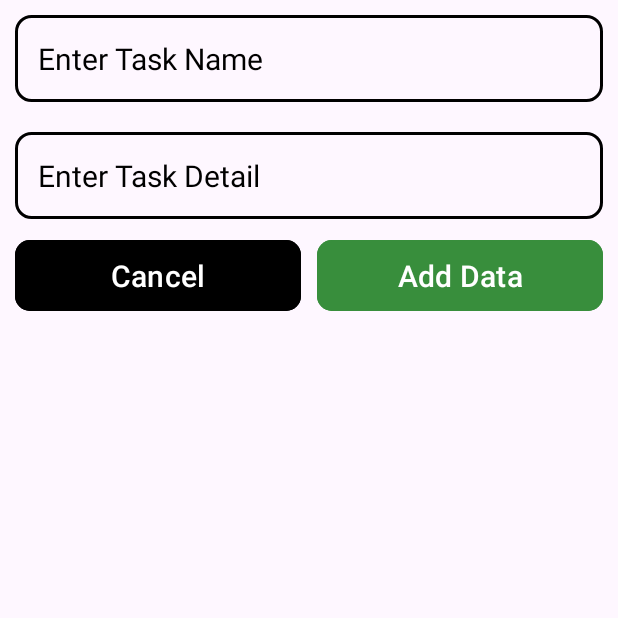
After one commit to aakash23praxins/Firebase, an Android app: the AddData screen opened directly, with no data from a screen before it, on a phone screen of 412 x 824 dp, the top half of it. The commit adds this screen. Run offline under Robolectric (Android 15) with nearby library versions, the phone set to English and light mode, and no system bars; our stand-ins replace Firebase (no records; nobody signed in at launch, a user with empty details on screens opened directly).

Commit message:
Data Insertion is done

```diff
--- /dev/null
+++ b/app/src/main/java/com/example/firebase/AddData.kt
@@ -0,0 +1,43 @@
+package com.example.firebase
+
+import android.os.Bundle
+import android.widget.Toast
+import androidx.appcompat.app.AppCompatActivity
+import com.example.firebase.databinding.ActivityAddDataBinding
+import com.google.firebase.database.FirebaseDatabase
+
+class AddData : AppCompatActivity() {
+    private lateinit var binding: ActivityAddDataBinding
+
+    private var database: FirebaseDatabase = FirebaseDatabase.getInstance()
+    private var reference = database.reference.child("MyTaskList")
+
+
+    override fun onCreate(savedInstanceState: Bundle?) {
+        super.onCreate(savedInstanceState)
+        binding = ActivityAddDataBinding.inflate(layoutInflater)
+        setContentView(binding.root)
+
+        binding.btnAdd.setOnClickListener {
+            val taskName = binding.edtGetName.text.toString()
+            val taskDetail = binding.edtGetTask.text.toString()
+            addTaskToDatabase(taskName, taskDetail)
+        }
+
+    }
+
+    private fun addTaskToDatabase(taskName: String, taskDetail: String) {
+        val userId = reference.push().key.toString()
+
+        val task = Task(userId, taskName, taskDetail)
+        reference.child(userId).setValue(task).addOnCompleteListener { task ->
+            if (task.isSuccessful) {
+                Toast.makeText(this, "Data Saved to database...", Toast.LENGTH_SHORT).show()
+                finish()
+            } else {
+                Toast.makeText(this, task.exception.toString(), Toast.LENGTH_SHORT).show()
+            }
+        }
+    }
+
+}
--- /dev/null
+++ b/app/src/main/res/drawable/ic_add.xml
@@ -0,0 +1,5 @@
+<vector xmlns:android="http://schemas.android.com/apk/res/android" android:height="24dp" android:tint="#000000" android:viewportHeight="24" android:viewportWidth="24" android:width="24dp">
+
+    <path android:fillColor="@android:color/white" android:pathData="M19,13h-6v6h-2v-6H5v-2h6V5h2v6h6v2z"/>
+
+</vector>
--- /dev/null
+++ b/app/src/main/res/drawable/ic_delete.xml
@@ -0,0 +1,5 @@
+<vector xmlns:android="http://schemas.android.com/apk/res/android" android:height="24dp" android:tint="#000000" android:viewportHeight="24" android:viewportWidth="24" android:width="24dp">
+
+    <path android:fillColor="@android:color/white" android:pathData="M16,9v10H8V9h8m-1.5,-6h-5l-1,1H5v2h14V4h-3.5l-1,-1zM18,7H6v12c0,1.1 0.9,2 2,2h8c1.1,0 2,-0.9 2,-2V7z"/>
+
+</vector>
--- /dev/null
+++ b/app/src/main/res/drawable/rounded_border.xml
@@ -0,0 +1,7 @@
+<?xml version="1.0" encoding="utf-8"?>
+<shape xmlns:android="http://schemas.android.com/apk/res/android">
+    <stroke
+        android:width="2dp"
+        android:color="@color/black" />
+    <corners android:radius="10dp" />
+</shape>
--- /dev/null
+++ b/app/src/main/res/layout/activity_add_data.xml
@@ -0,0 +1,68 @@
+<?xml version="1.0" encoding="utf-8"?>
+<LinearLayout xmlns:android="http://schemas.android.com/apk/res/android"
+    xmlns:app="http://schemas.android.com/apk/res-auto"
+    xmlns:tools="http://schemas.android.com/tools"
+    android:id="@+id/main"
+    android:layout_width="match_parent"
+    android:layout_height="match_parent"
+    android:layout_margin="10dp"
+    android:orientation="vertical"
+    android:paddingHorizontal="10dp"
+    tools:context=".AddData">
+
+    <EditText
+        android:id="@+id/edtGetName"
+        android:layout_width="match_parent"
+        android:layout_height="wrap_content"
+        android:layout_marginVertical="10dp"
+        android:background="@drawable/rounded_border"
+        android:hint="Enter Task Name"
+        android:inputType="text"
+        android:padding="15dp"
+        android:textColor="@color/black"
+        android:textColorHint="@color/black"
+        android:textSize="20sp" />
+
+    <EditText
+        android:id="@+id/edtGetTask"
+        android:layout_width="match_parent"
+        android:layout_height="wrap_content"
+        android:layout_marginVertical="10dp"
+        android:background="@drawable/rounded_border"
+        android:hint="Enter Task Detail"
+        android:inputType="text"
+        android:padding="15dp"
+        android:textColor="@color/black"
+        android:textColorHint="@color/black"
+        android:textSize="20sp" />
+
+    <LinearLayout
+        android:layout_width="match_parent"
+        android:layout_height="wrap_content"
+        android:layout_gravity="center">
+
+        <Button
+            android:id="@+id/btnCancel"
+            android:layout_width="match_parent"
+            android:layout_height="wrap_content"
+            android:layout_marginEnd="5dp"
+            android:layout_weight="1"
+            android:backgroundTint="@color/black"
+            android:padding="10dp"
+            android:text="Cancel"
+            android:textSize="20sp"
+            app:cornerRadius="10dp" />
+
+        <Button
+            android:id="@+id/btnAdd"
+            android:layout_width="match_parent"
+            android:layout_height="wrap_content"
+            android:layout_marginStart="5dp"
+            android:layout_weight="1"
+            android:backgroundTint="#388E3C"
+            android:padding="10dp"
+            android:text="Add Data"
+            android:textSize="20sp"
+            app:cornerRadius="10dp" />
+    </LinearLayout>
+</LinearLayout>
```
Also changed, not shown: app/src/main/AndroidManifest.xml (+9 -0 lines), app/src/main/java/com/example/firebase/MainActivity.kt (+45 -0 lines), app/src/main/java/com/example/firebase/Task.kt (added, +7 -0 lines), app/src/main/java/com/example/firebase/TaskAdapter.kt (added, +35 -0 lines), app/src/main/java/com/example/firebase/UpdateData.kt (added, +15 -0 lines), app/src/main/res/layout/activity_main.xml (+33 -5 lines), app/src/main/res/layout/activity_update_data.xml (added, +66 -0 lines), app/src/main/res/layout/list_item.xml (added, +49 -0 lines).
